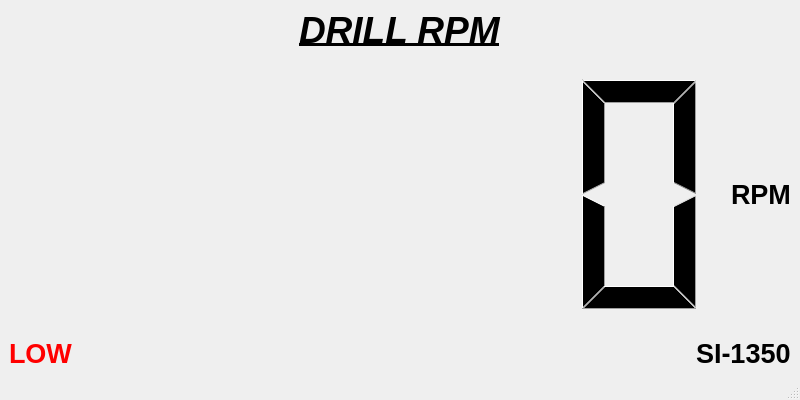
Above: view/layout/main_window.ui from davidjagoe/modbus_test before the change. Below: the same form after it.
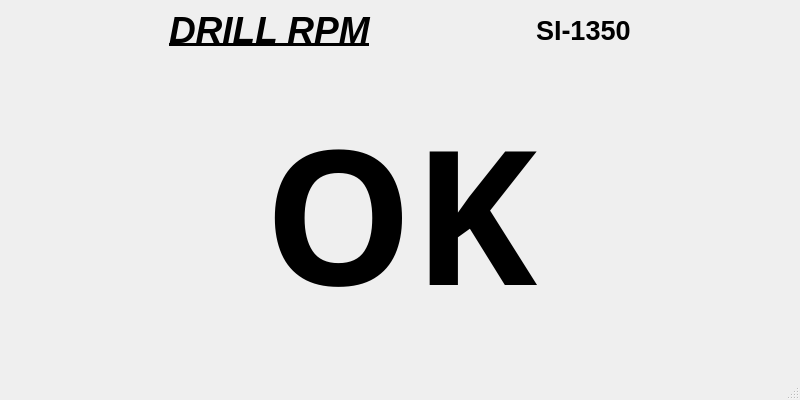
That is the form after the change.

Patch:
```diff
--- a/view/layout/main_window.ui
+++ b/view/layout/main_window.ui
@@ -18,7 +18,7 @@
     <item>
      <layout class="QHBoxLayout" name="horizontalLayout">
       <item>
-       <spacer name="horizontalSpacer">
+       <spacer name="horizontalSpacer_4">
         <property name="orientation">
          <enum>Qt::Horizontal</enum>
         </property>
@@ -44,6 +44,9 @@
         <property name="text">
          <string>DRILL RPM</string>
         </property>
+        <property name="margin">
+         <number>0</number>
+        </property>
        </widget>
       </item>
       <item>
@@ -59,118 +62,125 @@
         </property>
        </spacer>
       </item>
+      <item>
+       <widget class="QLabel" name="label">
+        <property name="font">
+         <font>
+          <pointsize>20</pointsize>
+          <weight>75</weight>
+          <italic>false</italic>
+          <bold>true</bold>
+         </font>
+        </property>
+        <property name="text">
+         <string>SI-1350</string>
+        </property>
+        <property name="margin">
+         <number>0</number>
+        </property>
+       </widget>
+      </item>
+      <item>
+       <spacer name="horizontalSpacer_5">
+        <property name="orientation">
+         <enum>Qt::Horizontal</enum>
+        </property>
+        <property name="sizeHint" stdset="0">
+         <size>
+          <width>40</width>
+          <height>20</height>
+         </size>
+        </property>
+       </spacer>
+      </item>
      </layout>
     </item>
+    <item>
+     <spacer name="verticalSpacer_2">
+      <property name="orientation">
+       <enum>Qt::Vertical</enum>
+      </property>
+      <property name="sizeHint" stdset="0">
+       <size>
+        <width>20</width>
+        <height>40</height>
+       </size>
+      </property>
+     </spacer>
+    </item>
     <item>
      <layout class="QHBoxLayout" name="horizontalLayout_2">
       <item>
-       <widget class="QLCDNumber" name="rpmDisplay">
+       <spacer name="horizontalSpacer_2">
+        <property name="orientation">
+         <enum>Qt::Horizontal</enum>
+        </property>
+        <property name="sizeHint" stdset="0">
+         <size>
+          <width>40</width>
+          <height>20</height>
+         </size>
+        </property>
+       </spacer>
+      </item>
+      <item>
+       <widget class="QLabel" name="rpmLabel">
         <property name="sizePolicy">
-         <sizepolicy hsizetype="Expanding" vsizetype="Minimum">
+         <sizepolicy hsizetype="Expanding" vsizetype="Preferred">
           <horstretch>0</horstretch>
           <verstretch>0</verstretch>
          </sizepolicy>
         </property>
-        <property name="frameShape">
-         <enum>QFrame::NoFrame</enum>
+        <property name="font">
+         <font>
+          <family>Ubuntu Mono</family>
+          <pointsize>140</pointsize>
+          <weight>75</weight>
+          <italic>false</italic>
+          <bold>true</bold>
+         </font>
+        </property>
+        <property name="text">
+         <string>OK</string>
+        </property>
+        <property name="alignment">
+         <set>Qt::AlignRight|Qt::AlignTrailing|Qt::AlignVCenter</set>
+        </property>
+        <property name="margin">
+         <number>0</number>
         </property>
        </widget>
       </item>
       <item>
-       <layout class="QVBoxLayout" name="verticalLayout">
-        <item>
-         <spacer name="verticalSpacer_2">
-          <property name="orientation">
-           <enum>Qt::Vertical</enum>
-          </property>
-          <property name="sizeHint" stdset="0">
-           <size>
-            <width>20</width>
-            <height>40</height>
-           </size>
-          </property>
-         </spacer>
-        </item>
-        <item>
-         <widget class="QLabel" name="label_3">
-          <property name="font">
-           <font>
-            <pointsize>20</pointsize>
-            <weight>75</weight>
-            <italic>false</italic>
-            <bold>true</bold>
-           </font>
-          </property>
-          <property name="text">
-           <string>RPM</string>
-          </property>
-         </widget>
-        </item>
-        <item>
-         <spacer name="verticalSpacer">
-          <property name="orientation">
-           <enum>Qt::Vertical</enum>
-          </property>
-          <property name="sizeHint" stdset="0">
-           <size>
-            <width>20</width>
-            <height>40</height>
-           </size>
-          </property>
-         </spacer>
-        </item>
-       </layout>
+       <spacer name="horizontalSpacer">
+        <property name="orientation">
+         <enum>Qt::Horizontal</enum>
+        </property>
+        <property name="sizeHint" stdset="0">
+         <size>
+          <width>40</width>
+          <height>20</height>
+         </size>
+        </property>
+       </spacer>
       </item>
      </layout>
     </item>
     <item>
      <layout class="QHBoxLayout" name="horizontalLayout_3">
       <item>
-       <widget class="QLabel" name="alarmLabel">
-        <property name="font">
-         <font>
-          <pointsize>20</pointsize>
-          <weight>75</weight>
-          <italic>false</italic>
-          <bold>true</bold>
-         </font>
-        </property>
-        <property name="styleSheet">
-         <string notr="true">color: rgb(255, 0, 0)</string>
-        </property>
-        <property name="text">
-         <string>LOW</string>
-        </property>
-       </widget>
-      </item>
-      <item>
-       <spacer name="horizontalSpacer_2">
+       <spacer name="verticalSpacer">
         <property name="orientation">
-         <enum>Qt::Horizontal</enum>
+         <enum>Qt::Vertical</enum>
         </property>
         <property name="sizeHint" stdset="0">
          <size>
-          <width>40</width>
-          <height>20</height>
+          <width>20</width>
+          <height>40</height>
          </size>
         </property>
        </spacer>
       </item>
-      <item>
-       <widget class="QLabel" name="label">
-        <property name="font">
-         <font>
-          <pointsize>20</pointsize>
-          <weight>75</weight>
-          <italic>false</italic>
-          <bold>true</bold>
-         </font>
-        </property>
-        <property name="text">
-         <string>SI-1350</string>
-        </property>
-       </widget>
-      </item>
      </layout>
     </item>
    </layout>
```
Left out of the diff: 9 changed lines with no effect on the pictures.
